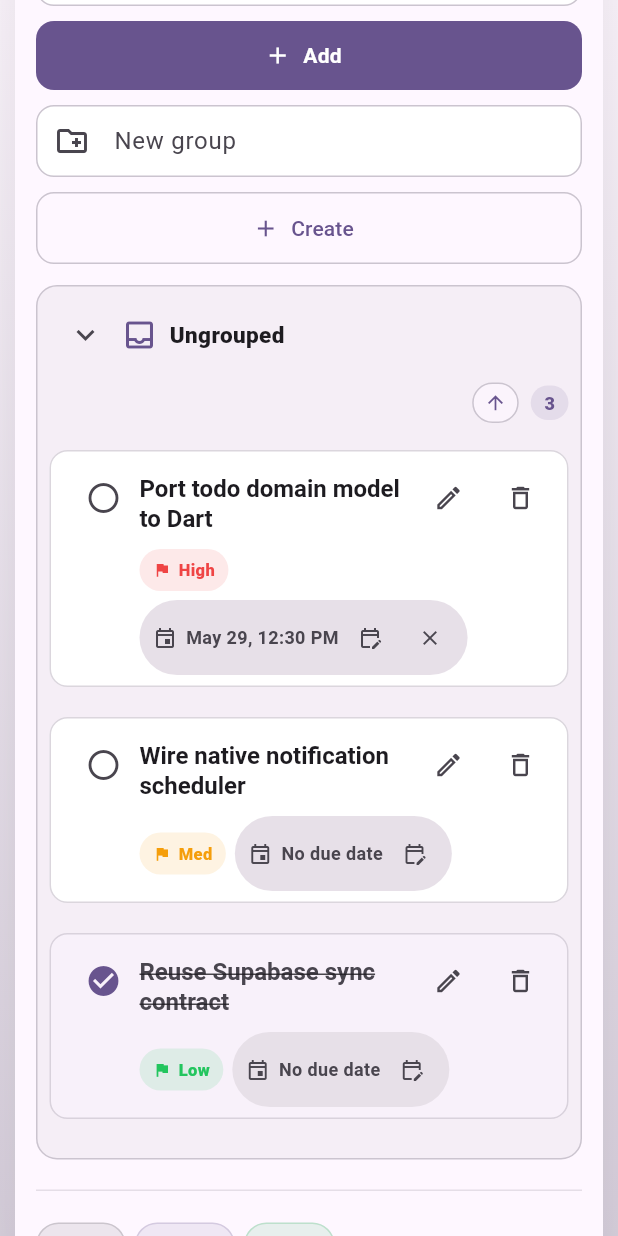
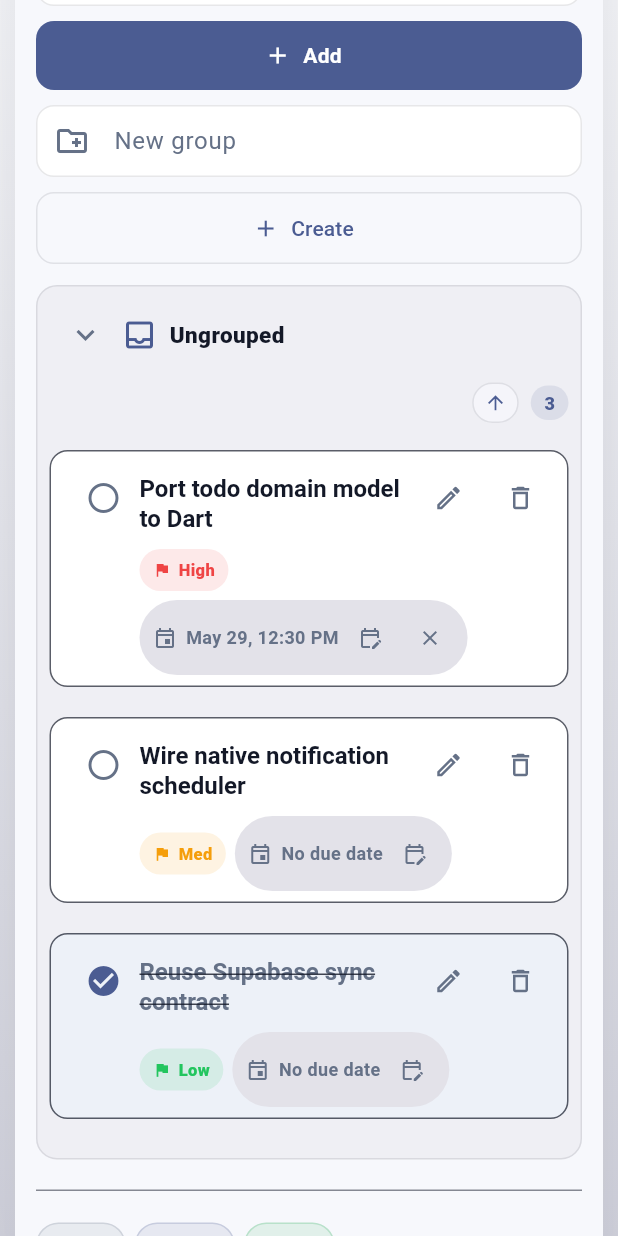
Before and after one commit to prasadgujar22/f_neo_todo, a Flutter app: the screen it shows after launch, scrolled down 576 dp, on a phone screen of 412 x 824 dp. Run offline on Flutter 3.47's test engine with Material 3 defaults, Android fonts, the phone set to English and light mode, and no system bars; our stand-ins replace flutter_local_notifications, flutter_timezone, shared_preferences, supabase_flutter, timezone, web; missing offline and left inert: dart:js_interop; accounts and stored records are empty.

Commit message:
feat: update theme to match neo-todo-peach.vercel.app
- Switch accent from purple (#6D28D9) to blue (#2563EB) to match web app
- Override surface colors to exactly match CSS variables:
  light: --bg #f7f8fc, --bg-accent #edf1f8, --text #131827, --muted #657187
  dark:  --bg #0b1020, --bg-accent #111827
- Increase card border-radius from 16 to 20px
- Add subtle 1px card border matching web app's var(--border)
- Light-mode card uses rgba(255,255,255,.88) glassmorphism style

https://claude.ai/code/session_01UVB4T1gdkMmGXaVRtEzKFD

```diff
--- a/lib/main.dart
+++ b/lib/main.dart
@@ -42,23 +42,39 @@ class NeoTodoApp extends StatelessWidget {
 
   @override
   Widget build(BuildContext context) {
-    const seed = Color(0xFF6D28D9);
-
     return MaterialApp(
       title: 'Neo To-Do',
       debugShowCheckedModeBanner: false,
       themeMode: ThemeMode.system,
-      theme: _buildTheme(Brightness.light, seed),
-      darkTheme: _buildTheme(Brightness.dark, seed),
+      theme: _buildTheme(Brightness.light),
+      darkTheme: _buildTheme(Brightness.dark),
       home: const TodoHomePage(),
     );
   }
 }
 
-ThemeData _buildTheme(Brightness brightness, Color seed) {
+ThemeData _buildTheme(Brightness brightness) {
+  final isLight = brightness == Brightness.light;
+
+  // Matches neo-todo-peach.vercel.app:
+  //   light --bg:#f7f8fc  --bg-accent:#edf1f8  --accent:#2563eb
+  //   dark  --bg:#0b1020  --bg-accent:#111827
   final colorScheme = ColorScheme.fromSeed(
-    seedColor: seed,
+    seedColor: const Color(0xFF2563EB),
     brightness: brightness,
+  ).copyWith(
+    surface: isLight ? const Color(0xFFF7F8FC) : const Color(0xFF0B1020),
+    surfaceContainerLow: isLight ? const Color(0xFFEDF1F8) : const Color(0xFF111827),
+    surfaceContainerLowest: isLight ? const Color(0xFFFFFFFF) : const Color(0xFF0F172A),
+    surfaceContainerHigh: isLight ? const Color(0xFFDDE4F0) : const Color(0xFF1E2A3D),
+    outlineVariant: isLight ? const Color(0x1A131827) : const Color(0x1AE2E8F0),
+    onSurface: isLight ? const Color(0xFF131827) : const Color(0xFFE2E8F0),
+    onSurfaceVariant: isLight ? const Color(0xFF657187) : const Color(0xFF94A3B8),
+  );
+
+  // Card border: 1px solid var(--border) matching the web app
+  final cardBorderSide = BorderSide(
+    color: isLight ? const Color(0x1A131827) : const Color(0x1AE2E8F0),
   );
 
   return ThemeData(
@@ -68,9 +84,11 @@ ThemeData _buildTheme(Brightness brightness, Color seed) {
     cardTheme: CardThemeData(
       elevation: 0,
       shape: RoundedRectangleBorder(
-        borderRadius: BorderRadius.circular(16),
-      ),
-      color: colorScheme.surfaceContainerLow,
+        borderRadius: BorderRadius.circular(20),
+        side: cardBorderSide,
+      ),
+      // rgba(255,255,255,.88) glassmorphism in light, opaque dark card
+      color: isLight ? const Color(0xE0FFFFFF) : colorScheme.surfaceContainerLow,
     ),
     inputDecorationTheme: InputDecorationTheme(
       filled: true,
```
